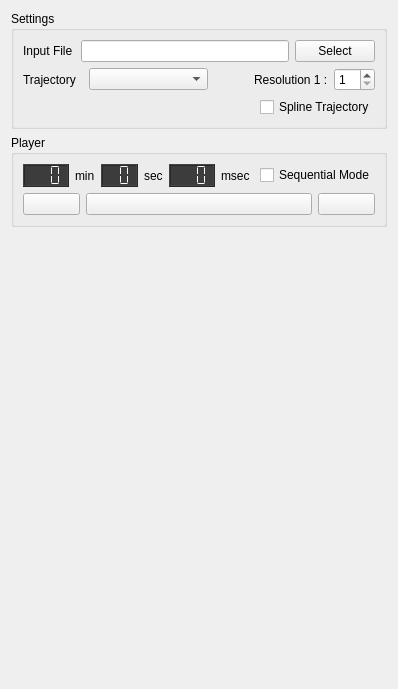
This is Modules/IGTUI/Qmitk/QmitkIGTPlayerWidgetControls.ui in MITK/MITK as Qt 5 draws it before an edit. The edited form follows.
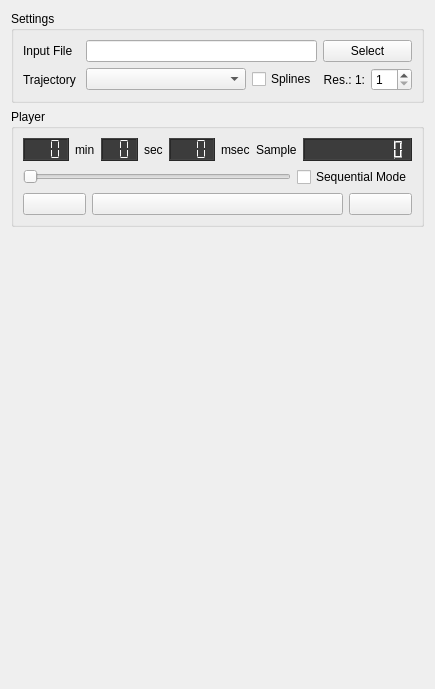
This is the edited form. Icons and pictures are not drawn.

Commit message: Enhanced IGTPlayer Widget for trajectory selection

What changed in the file:
```diff
--- a/Modules/IGTUI/Qmitk/QmitkIGTPlayerWidgetControls.ui
+++ b/Modules/IGTUI/Qmitk/QmitkIGTPlayerWidgetControls.ui
@@ -6,7 +6,7 @@
    <rect>
     <x>0</x>
     <y>0</y>
-    <width>398</width>
+    <width>416</width>
     <height>689</height>
    </rect>
   </property>
@@ -27,12 +27,12 @@
      </property>
      <layout class="QVBoxLayout" name="verticalLayout">
       <item>
-       <layout class="QHBoxLayout" name="horizontalLayout_6">
-        <item>
+       <layout class="QGridLayout" name="gridLayout_2">
+        <item row="0" column="0">
          <widget class="QLabel" name="label_2">
           <property name="sizePolicy">
-           <sizepolicy hsizetype="Expanding" vsizetype="Preferred">
-            <horstretch>2</horstretch>
+           <sizepolicy hsizetype="Minimum" vsizetype="Preferred">
+            <horstretch>0</horstretch>
             <verstretch>0</verstretch>
            </sizepolicy>
           </property>
@@ -41,11 +41,11 @@
           </property>
          </widget>
         </item>
-        <item>
+        <item row="0" column="1" colspan="3">
          <widget class="QLineEdit" name="inputFileLineEdit">
           <property name="sizePolicy">
            <sizepolicy hsizetype="Expanding" vsizetype="Fixed">
-            <horstretch>8</horstretch>
+            <horstretch>2</horstretch>
             <verstretch>0</verstretch>
            </sizepolicy>
           </property>
@@ -60,11 +60,82 @@
           </property>
          </widget>
         </item>
-        <item>
+        <item row="2" column="0">
+         <widget class="QLabel" name="label">
+          <property name="sizePolicy">
+           <sizepolicy hsizetype="Minimum" vsizetype="Preferred">
+            <horstretch>0</horstretch>
+            <verstretch>0</verstretch>
+           </sizepolicy>
+          </property>
+          <property name="text">
+           <string>Trajectory </string>
+          </property>
+         </widget>
+        </item>
+        <item row="2" column="1" colspan="2">
+         <widget class="QComboBox" name="trajectorySelectComboBox">
+          <property name="sizePolicy">
+           <sizepolicy hsizetype="Minimum" vsizetype="Fixed">
+            <horstretch>4</horstretch>
+            <verstretch>0</verstretch>
+           </sizepolicy>
+          </property>
+         </widget>
+        </item>
+        <item row="2" column="5">
+         <widget class="QSpinBox" name="resolutionSpinBox">
+          <property name="sizePolicy">
+           <sizepolicy hsizetype="Minimum" vsizetype="Fixed">
+            <horstretch>0</horstretch>
+            <verstretch>0</verstretch>
+           </sizepolicy>
+          </property>
+          <property name="minimum">
+           <number>1</number>
+          </property>
+          <property name="maximum">
+           <number>25</number>
+          </property>
+         </widget>
+        </item>
+        <item row="2" column="4">
+         <widget class="QLabel" name="resolutionLabel">
+          <property name="sizePolicy">
+           <sizepolicy hsizetype="Preferred" vsizetype="Preferred">
+            <horstretch>0</horstretch>
+            <verstretch>0</verstretch>
+           </sizepolicy>
+          </property>
+          <property name="text">
+           <string>Res.: 1:</string>
+          </property>
+          <property name="alignment">
+           <set>Qt::AlignRight|Qt::AlignTrailing|Qt::AlignVCenter</set>
+          </property>
+         </widget>
+        </item>
+        <item row="2" column="3">
+         <widget class="QCheckBox" name="splineModeCheckBox">
+          <property name="sizePolicy">
+           <sizepolicy hsizetype="Minimum" vsizetype="Fixed">
+            <horstretch>0</horstretch>
+            <verstretch>0</verstretch>
+           </sizepolicy>
+          </property>
+          <property name="layoutDirection">
+           <enum>Qt::LeftToRight</enum>
+          </property>
+          <property name="text">
+           <string>Splines</string>
+          </property>
+         </widget>
+        </item>
+        <item row="0" column="4" colspan="2">
          <widget class="QPushButton" name="selectPushButton">
           <property name="sizePolicy">
-           <sizepolicy hsizetype="Minimum" vsizetype="Fixed">
-            <horstretch>2</horstretch>
+           <sizepolicy hsizetype="Expanding" vsizetype="Fixed">
+            <horstretch>0</horstretch>
             <verstretch>0</verstretch>
            </sizepolicy>
           </property>
@@ -90,114 +161,6 @@
         </item>
        </layout>
       </item>
-      <item>
-       <layout class="QHBoxLayout" name="horizontalLayout_5">
-        <item>
-         <widget class="QLabel" name="label">
-          <property name="sizePolicy">
-           <sizepolicy hsizetype="Expanding" vsizetype="Preferred">
-            <horstretch>1</horstretch>
-            <verstretch>0</verstretch>
-           </sizepolicy>
-          </property>
-          <property name="text">
-           <string>Trajectory  </string>
-          </property>
-         </widget>
-        </item>
-        <item>
-         <widget class="QComboBox" name="trajectorySelectComboBox">
-          <property name="sizePolicy">
-           <sizepolicy hsizetype="Minimum" vsizetype="Fixed">
-            <horstretch>7</horstretch>
-            <verstretch>0</verstretch>
-           </sizepolicy>
-          </property>
-         </widget>
-        </item>
-        <item>
-         <spacer name="horizontalSpacer_2">
-          <property name="orientation">
-           <enum>Qt::Horizontal</enum>
-          </property>
-          <property name="sizeHint" stdset="0">
-           <size>
-            <width>40</width>
-            <height>20</height>
-           </size>
-          </property>
-         </spacer>
-        </item>
-        <item>
-         <widget class="QLabel" name="resolutionLabel">
-          <property name="sizePolicy">
-           <sizepolicy hsizetype="Preferred" vsizetype="Preferred">
-            <horstretch>2</horstretch>
-            <verstretch>0</verstretch>
-           </sizepolicy>
-          </property>
-          <property name="text">
-           <string>Resolution 1 :</string>
-          </property>
-          <property name="alignment">
-           <set>Qt::AlignLeading|Qt::AlignLeft|Qt::AlignVCenter</set>
-          </property>
-         </widget>
-        </item>
-        <item>
-         <widget class="QSpinBox" name="resolutionSpinBox">
-          <property name="sizePolicy">
-           <sizepolicy hsizetype="Minimum" vsizetype="Fixed">
-            <horstretch>1</horstretch>
-            <verstretch>0</verstretch>
-           </sizepolicy>
-          </property>
-          <property name="minimum">
-           <number>1</number>
-          </property>
-          <property name="maximum">
-           <number>25</number>
-          </property>
-         </widget>
-        </item>
-       </layout>
-      </item>
-      <item>
-       <layout class="QHBoxLayout" name="horizontalLayout">
-        <item>
-         <spacer name="horizontalSpacer">
-          <property name="orientation">
-           <enum>Qt::Horizontal</enum>
-          </property>
-          <property name="sizeType">
-           <enum>QSizePolicy::Expanding</enum>
-          </property>
-          <property name="sizeHint" stdset="0">
-           <size>
-            <width>40</width>
-            <height>20</height>
-           </size>
-          </property>
-         </spacer>
-        </item>
-        <item>
-         <widget class="QCheckBox" name="splineModeCheckBox">
-          <property name="sizePolicy">
-           <sizepolicy hsizetype="Minimum" vsizetype="Fixed">
-            <horstretch>0</horstretch>
-            <verstretch>0</verstretch>
-           </sizepolicy>
-          </property>
-          <property name="layoutDirection">
-           <enum>Qt::LeftToRight</enum>
-          </property>
-          <property name="text">
-           <string>Spline Trajectory</string>
-          </property>
-         </widget>
-        </item>
-       </layout>
-      </item>
      </layout>
     </widget>
    </item>
@@ -211,13 +174,16 @@
      </property>
      <layout class="QVBoxLayout" name="verticalLayout_2">
       <item>
-       <layout class="QHBoxLayout" name="horizontalLayout_2">
-        <item>
+       <layout class="QGridLayout" name="gridLayout">
+        <item row="1" column="0">
          <widget class="QLCDNumber" name="minLCDNumber">
           <property name="styleSheet">
            <string notr="true">background-color: rgb(60, 60, 60);
 color: rgb(250, 250, 250);</string>
           </property>
+          <property name="frameShadow">
+           <enum>QFrame::Raised</enum>
+          </property>
           <property name="numDigits">
            <number>3</number>
           </property>
@@ -229,14 +195,14 @@
           </property>
          </widget>
         </item>
-        <item>
-         <widget class="QLabel" name="label_3">
+        <item row="1" column="1">
+         <widget class="QLabel" name="minLabel">
           <property name="text">
            <string>min</string>
           </property>
          </widget>
         </item>
-        <item>
+        <item row="1" column="2">
          <widget class="QLCDNumber" name="secLCDNumber">
           <property name="styleSheet">
            <string notr="true">background-color: rgb(60, 60, 60);
@@ -253,14 +219,14 @@
           </property>
          </widget>
         </item>
-        <item>
-         <widget class="QLabel" name="label_4">
+        <item row="1" column="3">
+         <widget class="QLabel" name="secLabel">
           <property name="text">
            <string>sec</string>
           </property>
          </widget>
         </item>
-        <item>
+        <item row="1" column="4">
          <widget class="QLCDNumber" name="msecLCDNumber">
           <property name="styleSheet">
            <string notr="true">background-color: rgb(60, 60, 60);
@@ -277,14 +243,14 @@
           </property>
          </widget>
         </item>
-        <item>
-         <widget class="QLabel" name="label_5">
+        <item row="1" column="5">
+         <widget class="QLabel" name="msecLabel">
           <property name="text">
            <string>msec</string>
           </property>
          </widget>
         </item>
-        <item>
+        <item row="1" column="6">
          <spacer name="horizontalSpacer_3">
           <property name="orientation">
            <enum>Qt::Horizontal</enum>
@@ -296,6 +262,49 @@
            </size>
           </property>
          </spacer>
+        </item>
+        <item row="1" column="7">
+         <widget class="QLabel" name="sampleLabel">
+          <property name="text">
+           <string>Sample</string>
+          </property>
+         </widget>
+        </item>
+        <item row="1" column="8">
+         <widget class="QLCDNumber" name="sampleLCDNumber">
+          <property name="sizePolicy">
+           <sizepolicy hsizetype="Minimum" vsizetype="Minimum">
+            <horstretch>0</horstretch>
+            <verstretch>0</verstretch>
+           </sizepolicy>
+          </property>
+          <property name="autoFillBackground">
+           <bool>false</bool>
+          </property>
+          <property name="styleSheet">
+           <string notr="true">background-color: rgb(60,60,60)</string>
+          </property>
+          <property name="numDigits">
+           <number>10</number>
+          </property>
+          <property name="segmentStyle">
+           <enum>QLCDNumber::Outline</enum>
+          </property>
+         </widget>
+        </item>
+       </layout>
+      </item>
+      <item>
+       <layout class="QHBoxLayout" name="horizontalLayout_3">
+        <item>
+         <widget class="QSlider" name="samplePositionHorizontalSlider">
+          <property name="enabled">
+           <bool>false</bool>
+          </property>
+          <property name="orientation">
+           <enum>Qt::Horizontal</enum>
+          </property>
+         </widget>
         </item>
         <item>
          <widget class="QCheckBox" name="sequencialModeCheckBox">
```
The commit also changes 2 other files.
